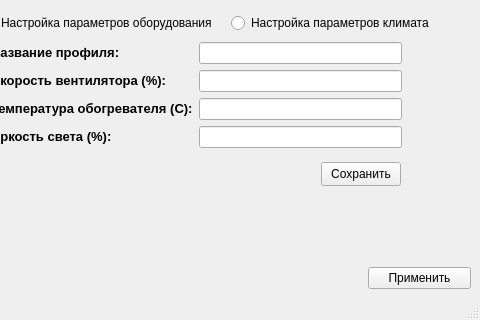
The window that desktop_app/mainwindow.ui (LehicPokic/Diplom_IVT02_Deribo) describes before a commit, drawn with Qt 5; both pictures show x 348 to 828 and y 191 to 511 of the 828 by 511 pixel window.
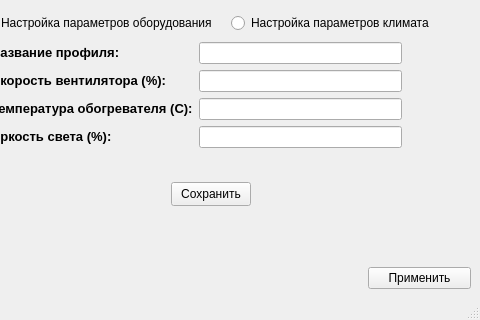
The same window after the commit. The open tabs and pages were chosen to show the change.

What changed in the file:
```diff
--- a/desktop_app/mainwindow.ui
+++ b/desktop_app/mainwindow.ui
@@ -569,19 +569,6 @@
            </item>
           </layout>
          </widget>
-         <widget class="QPushButton" name="pushButton_3">
-          <property name="geometry">
-           <rect>
-            <x>340</x>
-            <y>130</y>
-            <width>80</width>
-            <height>24</height>
-           </rect>
-          </property>
-          <property name="text">
-           <string>Сохранить</string>
-          </property>
-         </widget>
         </widget>
         <widget class="QWidget" name="page_4">
          <widget class="QWidget" name="formLayoutWidget_4">
@@ -651,6 +638,19 @@
          </widget>
         </widget>
        </widget>
+       <widget class="QPushButton" name="pushButton_3">
+        <property name="geometry">
+         <rect>
+          <x>510</x>
+          <y>260</y>
+          <width>80</width>
+          <height>24</height>
+         </rect>
+        </property>
+        <property name="text">
+         <string>Сохранить</string>
+        </property>
+       </widget>
        <widget class="QWidget" name="">
         <property name="geometry">
          <rect>
```
Left out of the diff: 2 changed lines with no effect on the pictures.
